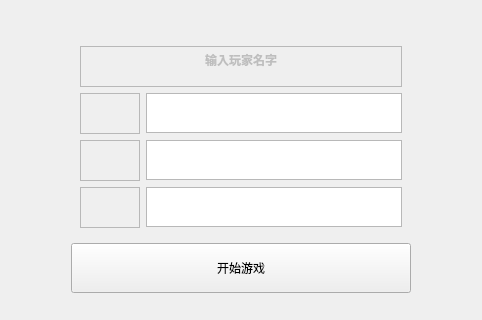
The window that form/mainwindow.ui (AyanMR/homework2) describes before a commit, drawn with Qt 5; both pictures show x 205 to 687 and y 124 to 444 of the 891 by 578 pixel window.
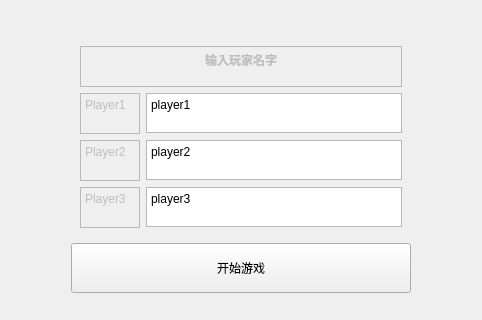
The same window after the commit.

The edit to the form file:
```diff
--- a/form/mainwindow.ui
+++ b/form/mainwindow.ui
@@ -63,6 +63,16 @@
              <height>40</height>
             </size>
            </property>
+           <property name="html">
+            <string>&lt;!DOCTYPE HTML PUBLIC &quot;-//W3C//DTD HTML 4.0//EN&quot; &quot;http://www.w3.org/TR/REC-html40/strict.dtd&quot;&gt;
+&lt;html&gt;&lt;head&gt;&lt;meta name=&quot;qrichtext&quot; content=&quot;1&quot; /&gt;&lt;meta charset=&quot;utf-8&quot; /&gt;&lt;style type=&quot;text/css&quot;&gt;
+p, li { white-space: pre-wrap; }
+hr { height: 1px; border-width: 0; }
+li.unchecked::marker { content: &quot;\2610&quot;; }
+li.checked::marker { content: &quot;\2612&quot;; }
+&lt;/style&gt;&lt;/head&gt;&lt;body style=&quot; font-family:'Microsoft YaHei UI'; font-size:9pt; font-weight:400; font-style:normal;&quot;&gt;
+&lt;p style=&quot; margin-top:0px; margin-bottom:0px; margin-left:0px; margin-right:0px; -qt-block-indent:0; text-indent:0px;&quot;&gt;player3&lt;/p&gt;&lt;/body&gt;&lt;/html&gt;</string>
+           </property>
           </widget>
          </item>
          <item row="3" column="0">
@@ -76,6 +86,16 @@
              <height>16777215</height>
             </size>
            </property>
+           <property name="html">
+            <string>&lt;!DOCTYPE HTML PUBLIC &quot;-//W3C//DTD HTML 4.0//EN&quot; &quot;http://www.w3.org/TR/REC-html40/strict.dtd&quot;&gt;
+&lt;html&gt;&lt;head&gt;&lt;meta name=&quot;qrichtext&quot; content=&quot;1&quot; /&gt;&lt;meta charset=&quot;utf-8&quot; /&gt;&lt;style type=&quot;text/css&quot;&gt;
+p, li { white-space: pre-wrap; }
+hr { height: 1px; border-width: 0; }
+li.unchecked::marker { content: &quot;\2610&quot;; }
+li.checked::marker { content: &quot;\2612&quot;; }
+&lt;/style&gt;&lt;/head&gt;&lt;body style=&quot; font-family:'Microsoft YaHei UI'; font-size:9pt; font-weight:400; font-style:normal;&quot;&gt;
+&lt;p style=&quot; margin-top:0px; margin-bottom:0px; margin-left:0px; margin-right:0px; -qt-block-indent:0; text-indent:0px;&quot;&gt;Player3&lt;/p&gt;&lt;/body&gt;&lt;/html&gt;</string>
+           </property>
           </widget>
          </item>
          <item row="1" column="0">
@@ -97,7 +117,7 @@
 li.unchecked::marker { content: &quot;\2610&quot;; }
 li.checked::marker { content: &quot;\2612&quot;; }
 &lt;/style&gt;&lt;/head&gt;&lt;body style=&quot; font-family:'Microsoft YaHei UI'; font-size:9pt; font-weight:400; font-style:normal;&quot;&gt;
-&lt;p align=&quot;justify&quot; style=&quot;-qt-paragraph-type:empty; margin-top:0px; margin-bottom:0px; margin-left:0px; margin-right:0px; -qt-block-indent:0; text-indent:0px;&quot;&gt;&lt;br /&gt;&lt;/p&gt;&lt;/body&gt;&lt;/html&gt;</string>
+&lt;p align=&quot;justify&quot; style=&quot; margin-top:0px; margin-bottom:0px; margin-left:0px; margin-right:0px; -qt-block-indent:0; text-indent:0px;&quot;&gt;Player1&lt;/p&gt;&lt;/body&gt;&lt;/html&gt;</string>
            </property>
           </widget>
          </item>
@@ -112,6 +132,16 @@
              <height>16777215</height>
             </size>
            </property>
+           <property name="html">
+            <string>&lt;!DOCTYPE HTML PUBLIC &quot;-//W3C//DTD HTML 4.0//EN&quot; &quot;http://www.w3.org/TR/REC-html40/strict.dtd&quot;&gt;
+&lt;html&gt;&lt;head&gt;&lt;meta name=&quot;qrichtext&quot; content=&quot;1&quot; /&gt;&lt;meta charset=&quot;utf-8&quot; /&gt;&lt;style type=&quot;text/css&quot;&gt;
+p, li { white-space: pre-wrap; }
+hr { height: 1px; border-width: 0; }
+li.unchecked::marker { content: &quot;\2610&quot;; }
+li.checked::marker { content: &quot;\2612&quot;; }
+&lt;/style&gt;&lt;/head&gt;&lt;body style=&quot; font-family:'Microsoft YaHei UI'; font-size:9pt; font-weight:400; font-style:normal;&quot;&gt;
+&lt;p style=&quot; margin-top:0px; margin-bottom:0px; margin-left:0px; margin-right:0px; -qt-block-indent:0; text-indent:0px;&quot;&gt;Player2&lt;/p&gt;&lt;/body&gt;&lt;/html&gt;</string>
+           </property>
           </widget>
          </item>
          <item row="1" column="1">
@@ -128,6 +158,16 @@
              <height>40</height>
             </size>
            </property>
+           <property name="html">
+            <string>&lt;!DOCTYPE HTML PUBLIC &quot;-//W3C//DTD HTML 4.0//EN&quot; &quot;http://www.w3.org/TR/REC-html40/strict.dtd&quot;&gt;
+&lt;html&gt;&lt;head&gt;&lt;meta name=&quot;qrichtext&quot; content=&quot;1&quot; /&gt;&lt;meta charset=&quot;utf-8&quot; /&gt;&lt;style type=&quot;text/css&quot;&gt;
+p, li { white-space: pre-wrap; }
+hr { height: 1px; border-width: 0; }
+li.unchecked::marker { content: &quot;\2610&quot;; }
+li.checked::marker { content: &quot;\2612&quot;; }
+&lt;/style&gt;&lt;/head&gt;&lt;body style=&quot; font-family:'Microsoft YaHei UI'; font-size:9pt; font-weight:400; font-style:normal;&quot;&gt;
+&lt;p style=&quot; margin-top:0px; margin-bottom:0px; margin-left:0px; margin-right:0px; -qt-block-indent:0; text-indent:0px;&quot;&gt;player1&lt;/p&gt;&lt;/body&gt;&lt;/html&gt;</string>
+           </property>
           </widget>
          </item>
          <item row="2" column="1">
@@ -138,6 +178,16 @@
              <height>40</height>
             </size>
            </property>
+           <property name="html">
+            <string>&lt;!DOCTYPE HTML PUBLIC &quot;-//W3C//DTD HTML 4.0//EN&quot; &quot;http://www.w3.org/TR/REC-html40/strict.dtd&quot;&gt;
+&lt;html&gt;&lt;head&gt;&lt;meta name=&quot;qrichtext&quot; content=&quot;1&quot; /&gt;&lt;meta charset=&quot;utf-8&quot; /&gt;&lt;style type=&quot;text/css&quot;&gt;
+p, li { white-space: pre-wrap; }
+hr { height: 1px; border-width: 0; }
+li.unchecked::marker { content: &quot;\2610&quot;; }
+li.checked::marker { content: &quot;\2612&quot;; }
+&lt;/style&gt;&lt;/head&gt;&lt;body style=&quot; font-family:'Microsoft YaHei UI'; font-size:9pt; font-weight:400; font-style:normal;&quot;&gt;
+&lt;p style=&quot; margin-top:0px; margin-bottom:0px; margin-left:0px; margin-right:0px; -qt-block-indent:0; text-indent:0px;&quot;&gt;player2&lt;/p&gt;&lt;/body&gt;&lt;/html&gt;</string>
+           </property>
           </widget>
          </item>
          <item row="0" column="0" colspan="2">
```
Left out of the diff: 2 changed lines with no effect on the pictures.
